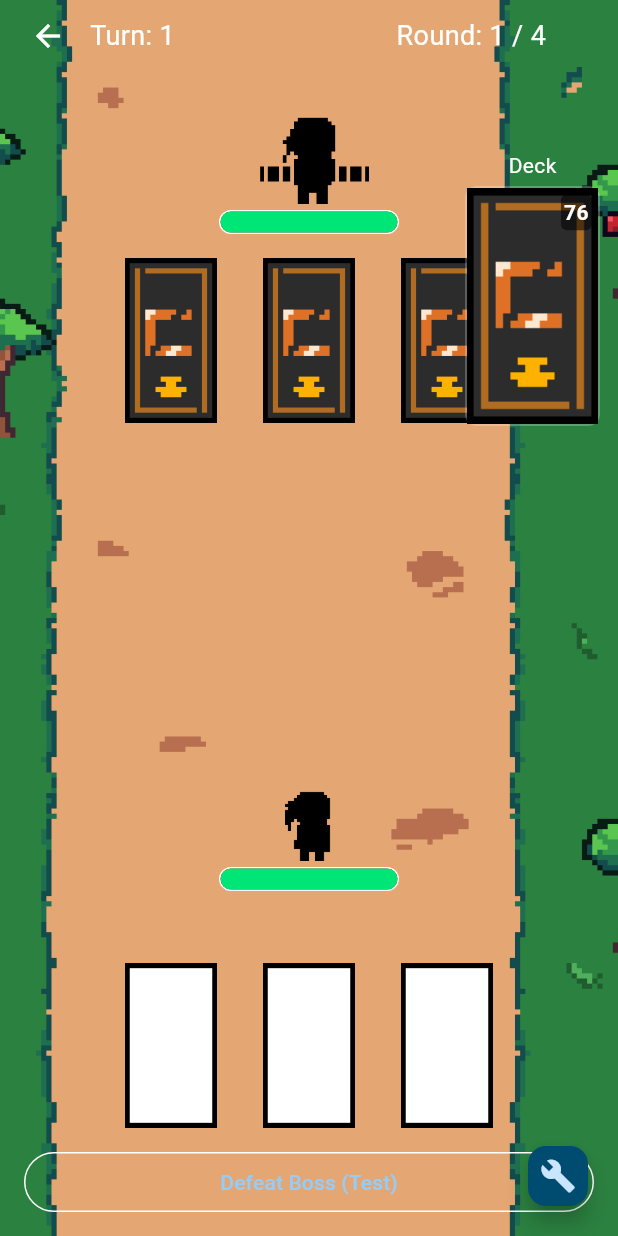
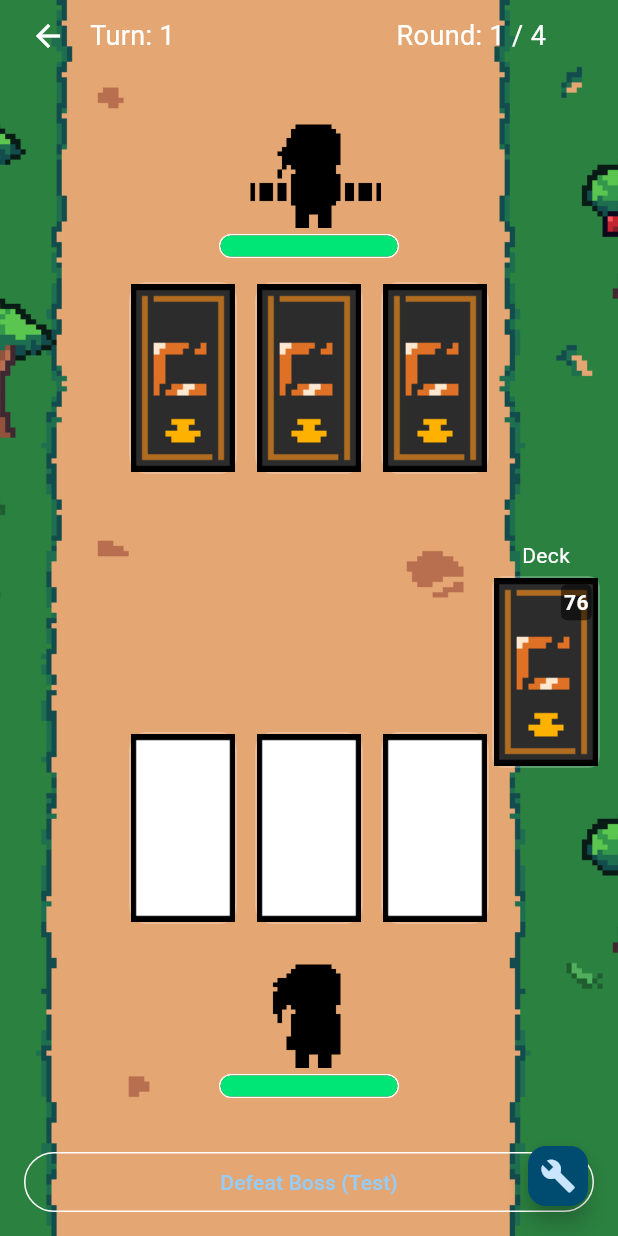
Before and after one commit to t1ww/camt-terminator, a Flutter app: the CombatScreen screen opened by its route, on a phone screen of 412 x 824 dp. Run offline on Flutter 3.47's test engine with Material 3 defaults, Android fonts, the phone set to English and light mode, and no system bars; our stand-ins replace just_audio; missing offline and left inert: audio_session; Roboto replaces fonts that are missing (Orbitron); statements that could not run were skipped.

Commit message:
resize fix

```diff
--- a/project/camt_terminator/lib/ui/screens/combat_screen.dart
+++ b/project/camt_terminator/lib/ui/screens/combat_screen.dart
@@ -107,37 +107,36 @@ class _CombatScreenState extends State<CombatScreen> {
                   child: Row(
                     mainAxisAlignment: MainAxisAlignment.center,
                     children: const [
-                      _EmptySlot(isBoss: true),
+                      FoldedCardWidget(),
                       SizedBox(width: 12),
-                      _EmptySlot(isBoss: true),
+                      FoldedCardWidget(),
                       SizedBox(width: 12),
-                      _EmptySlot(isBoss: true),
+                      FoldedCardWidget(),
                     ],
                   ),
                 ),
 
                 const Spacer(),
-
-                // Player area (player + HP bar)
-                Padding(
-                  padding: const EdgeInsets.only(bottom: 8),
-                  child: PlayerWidget(player: _player),
-                ),
                 // ----- Middle row: 3 empty slots (UI only) -----
                 Padding(
-                  padding: const EdgeInsets.only(top: 40), // push down
+                  padding: const EdgeInsets.only(bottom: 0),
                   child: Center(
                     child: Row(
                       mainAxisAlignment: MainAxisAlignment.center,
                       children: const [
-                        _EmptySlot(), // default false → cardEmpty.png
+                        EmptyCardWidget(),
                         SizedBox(width: 12),
-                        _EmptySlot(),
+                        EmptyCardWidget(),
                         SizedBox(width: 12),
-                        _EmptySlot(),
+                        EmptyCardWidget(),
                       ],
                     ),
                   ),
+                ),
+                // Player character area (+ HP bar)
+                Padding(
+                  padding: const EdgeInsets.only(bottom: 20),
+                  child: PlayerWidget(player: _player),
                 ),
 
                 // Player hand (bottom)
@@ -177,7 +176,7 @@ class _CombatScreenState extends State<CombatScreen> {
               child: Padding(
                 padding: const EdgeInsets.only(
                   right: 12,
-                  top: 100,
+                  top: 360,
                 ), // add top to push deck down
                 child: GestureDetector(
                   behavior: HitTestBehavior.opaque,
@@ -194,22 +193,3 @@ class _CombatScreenState extends State<CombatScreen> {
     );
   }
 }
-
-/* ================= Helper UI ================= */
-
-class _EmptySlot extends StatelessWidget {
-  final bool isBoss; // true for boss side slot, false for player side slot
-  const _EmptySlot({this.isBoss = false});
-
-  @override
-  Widget build(BuildContext context) {
-    return SizedBox(
-      width: 80,
-      height: 110,
-      child: Image.asset(
-        isBoss ? 'assets/images/deck.png' : 'assets/images/cardEmpty.png',
-        fit: BoxFit.contain,
-      ),
-    );
-  }
-}
--- a/project/camt_terminator/lib/ui/widgets/boss_widget.dart
+++ b/project/camt_terminator/lib/ui/widgets/boss_widget.dart
@@ -21,7 +21,7 @@ class BossWidget extends StatelessWidget {
 
     return Column(
       children: [
-        Image.asset(asset, width: 80, height: 80),
+        Image.asset(asset, width: 96, height: 96),
         const SizedBox(height: 4),
         HPBarWidget(current: boss.hp, max: boss.maxHp),
       ],
--- a/project/camt_terminator/lib/ui/widgets/card_widget.dart
+++ b/project/camt_terminator/lib/ui/widgets/card_widget.dart
@@ -5,8 +5,8 @@ import 'package:camt_terminator/models/card_model.dart';
 class CardWidget extends StatelessWidget {
   final Card card;
   const CardWidget({super.key, required this.card});
-  final double cardWidth = 90.0;
-  final double cardHeight = 160.0;
+  final double cardWidth = 72.0;
+  final double cardHeight = 128.0;
 
   @override
   Widget build(BuildContext context) {
@@ -38,3 +38,53 @@ class CardWidget extends StatelessWidget {
     );
   }
 }
+
+class FoldedCardWidget extends StatelessWidget {
+  const FoldedCardWidget({super.key});
+  final double cardWidth = 72.0;
+  final double cardHeight = 128.0;
+
+  @override
+  Widget build(BuildContext context) {
+    String cardAsset = 'assets/images/deck.png';
+    return Container(
+      width: cardWidth,
+      height: cardHeight,
+      decoration: BoxDecoration(
+        borderRadius: BorderRadius.circular(12),
+        border: Border.all(color: Colors.white24, width: 1.5),
+      ),
+      child: Stack(
+        fit: StackFit.expand,
+        children: [
+          Image.asset(cardAsset, fit: BoxFit.cover),
+        ],
+      ),
+    );
+  }
+}
+
+class EmptyCardWidget extends StatelessWidget {
+  const EmptyCardWidget({super.key});
+  final double cardWidth = 72.0;
+  final double cardHeight = 128.0;
+
+  @override
+  Widget build(BuildContext context) {
+    String cardAsset = 'assets/images/cardEmpty.png';
+    return Container(
+      width: cardWidth,
+      height: cardHeight,
+      decoration: BoxDecoration(
+        borderRadius: BorderRadius.circular(12),
+        border: Border.all(color: Colors.white24, width: 1.5),
+      ),
+      child: Stack(
+        fit: StackFit.expand,
+        children: [
+          Image.asset(cardAsset, fit: BoxFit.cover),
+        ],
+      ),
+    );
+  }
+}
--- a/project/camt_terminator/lib/ui/widgets/deck_widget.dart
+++ b/project/camt_terminator/lib/ui/widgets/deck_widget.dart
@@ -7,8 +7,8 @@ class DeckWidget extends StatelessWidget {
   final VoidCallback? onTap; // <-- callback when deck is tapped
   const DeckWidget({super.key, required this.deck, this.onTap});
 
-  final double deckWidth = 90.0;
-  final double deckHeight = 160.0;
+  final double deckWidth = 72.0;
+  final double deckHeight = 128.0;
   final String deckAsset = 'assets/images/deck.png';
 
   @override
--- a/project/camt_terminator/lib/ui/widgets/player_widget.dart
+++ b/project/camt_terminator/lib/ui/widgets/player_widget.dart
@@ -11,7 +11,7 @@ class PlayerWidget extends StatelessWidget {
   Widget build(BuildContext context) {
     return Column(
       children: [
-        Image.asset('assets/images/player.png', width: 64, height: 64),
+        Image.asset('assets/images/player.png', width: 96, height: 96),
         const SizedBox(height: 4),
         HPBarWidget(current: player.hp.toInt(), max: player.maxHp.toInt()),
       ],
```
Also changed, not shown: project/camt_terminator/assets/images/boss1.png, project/camt_terminator/assets/images/boss2.png, project/camt_terminator/assets/images/boss3.png, project/camt_terminator/assets/images/boss4.png, project/camt_terminator/assets/images/card1.png, project/camt_terminator/assets/images/card2.png, project/camt_terminator/assets/images/card3.png, project/camt_terminator/assets/images/cardEmpty.png, project/camt_terminator/assets/images/combat_background.png, project/camt_terminator/assets/images/deck.png, project/camt_terminator/assets/images/knife.png, project/camt_terminator/assets/images/medkit.png, project/camt_terminator/assets/images/player.png, project/camt_terminator/assets/images/shield.png, 1 more files.
